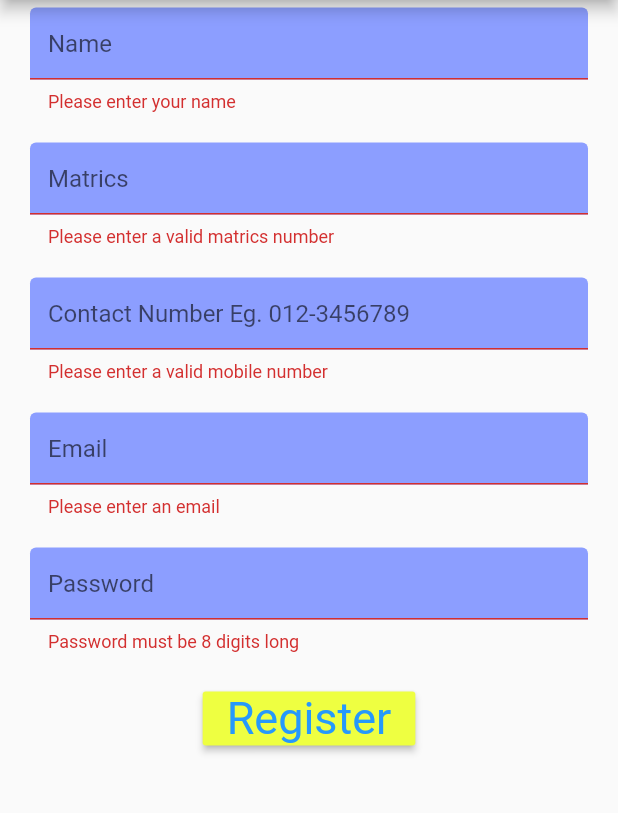
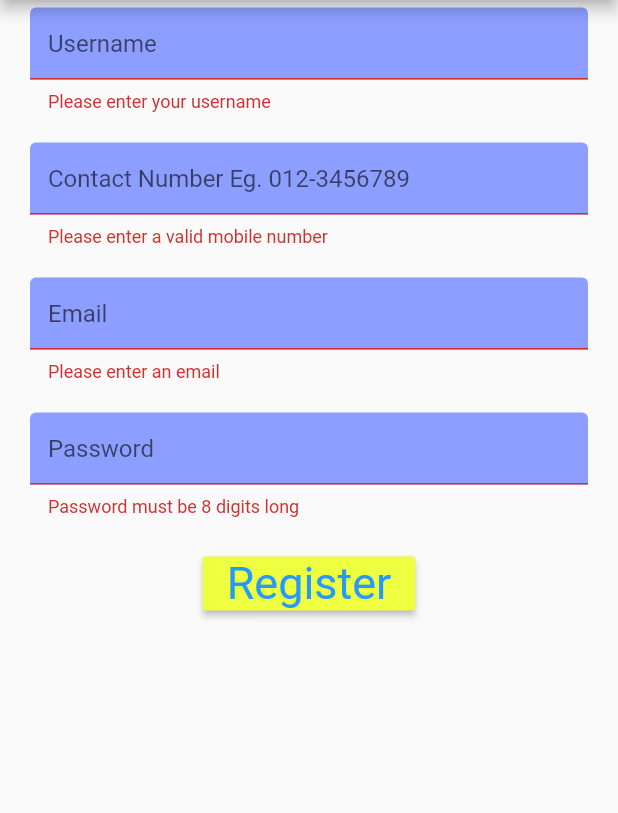
Before and after one commit to zhenwei33/badminton-app, a Flutter app: the Register screen opened directly, after a tap on "Register", on a phone screen of 412 x 824 dp, the part 84-897 px from its top. Run offline on Flutter 3.47's test engine with Material 2 defaults, Android fonts, the phone set to English and light mode, and no system bars; our stand-ins replace cloud_firestore, firebase_auth, flutter_spinkit, shimmer; missing offline and left inert: dash_chat, flutter_rounded_date_picker; accounts and stored records are empty.

Commit message:
Added Provider for User Data

```diff
--- a/map1/lib/model/user.dart
+++ b/map1/lib/model/user.dart
@@ -1,7 +1,13 @@
 class User{
   final String uid;
   final String email;
-  // final String matrics;
 
   User({this.uid, this.email});
 }
+
+class UserData{
+  final String username;
+  final String contact;
+
+  UserData({this.username, this.contact});
+}
--- a/map1/lib/screen/authentication/register.dart
+++ b/map1/lib/screen/authentication/register.dart
@@ -51,27 +51,11 @@ class _RegisterState extends State<Register> {
                     children: <Widget>[
                       TextFormField(
                         decoration:
-                            customInputDecoration.copyWith(hintText: "Name"),
+                            customInputDecoration.copyWith(hintText: "Username"),
                         validator: ((val) =>
-                            val.isEmpty ? 'Please enter your name' : null),
+                            val.isEmpty ? 'Please enter your username' : null),
                         onChanged: (val) {
                           setState(() => _username = val);
-                        },
-                      ),
-                      SizedBox(height: 20.0), // spacing box, removable
-                      TextFormField(
-                        decoration:
-                            customInputDecoration.copyWith(hintText: "Matrics"),
-                        validator: ((val) {
-                          final matricsNumber =
-                              RegExp(r'[A-Z]{1}[0-9]{2}[A-Z]{2}[0-9]{4}');
-                          if (matricsNumber.hasMatch(val)) {
-                            return null;
-                          }
-                          return 'Please enter a valid matrics number';
-                        }),
-                        onChanged: (val) {
-                          setState(() => _matrics = val);
                         },
                       ),
                       SizedBox(height: 20.0), // spacing box, removable
@@ -128,7 +112,6 @@ class _RegisterState extends State<Register> {
                             dynamic result =
                                 await _authService.registerWtihEmailAndPassword(
                                     _username,
-                                    _matrics,
                                     _contact,
                                     _email,
                                     _password);
--- a/map1/lib/services/auth.dart
+++ b/map1/lib/services/auth.dart
@@ -4,7 +4,6 @@ import 'package:map1/services/database.dart';
 
 class AuthService {
   final _auth = FirebaseAuth.instance;
-  String _errorMessage = '';
 
   Stream<User> get user {
     return _auth.onAuthStateChanged.map(_userFromFirebaseUser);
@@ -16,8 +15,8 @@ class AuthService {
         : null;
   }
 
-  Future registerWtihEmailAndPassword(String username, String matrics,
-      String contact, String email, String password) async {
+  Future registerWtihEmailAndPassword(
+      String username, String contact, String email, String password) async {
     try {
       AuthResult result = await _auth.createUserWithEmailAndPassword(
           email: email, password: password);
@@ -26,7 +25,7 @@ class AuthService {
       final uid = firebaseUser.uid;
 
       DatabaseService databaseService = DatabaseService(uid: uid);
-      databaseService.createUser(username, matrics, contact).catchError((err) {
+      databaseService.createUser(username, contact).catchError((err) {
         print(err);
       });
 
@@ -43,15 +42,14 @@ class AuthService {
       return _userFromFirebaseUser(result.user);
     } catch (err) {
       print(err);
-
-      return _errorMessage;
+      return err.message;
     }
   }
 
-  Future signOut() async{
-    try{
+  Future signOut() async {
+    try {
       return await _auth.signOut();
-    }catch(err){
+    } catch (err) {
       print(err);
       return null;
     }
--- a/map1/lib/services/database.dart
+++ b/map1/lib/services/database.dart
@@ -1,15 +1,27 @@
 import 'package:cloud_firestore/cloud_firestore.dart';
+import 'package:map1/model/user.dart';
 
-class DatabaseService{
+class DatabaseService {
   final String uid;
   DatabaseService({this.uid});
 
   CollectionReference usersReference = Firestore.instance.collection('user');
-  Future createUser(String username, String matrics, String contact) async{
+
+  UserData _userDataFromSnapshots(DocumentSnapshot snapshot) {
+    return UserData(
+      username: snapshot.data['username'] ?? 'TEENY PEENY',
+      contact: snapshot.data['contact'] ?? 'WEIRD NUMBEAR',
+    );
+  }
+
+  Future createUser(String username, String contact) async {
     return await usersReference.document(uid).setData({
-      'username' : username,
-      'matrics' : matrics,
-      'contact' : contact,
+      'username': username,
+      'contact': contact,
     });
   }
+
+  Stream<UserData> get userData {
+    return usersReference.document(uid).snapshots().map(_userDataFromSnapshots);
+  }
 }
```
Also changed, not shown: map1/lib/screen/home/home.dart (+8 -3 lines), map1/lib/screen/wrapper.dart (+8 -3 lines).
